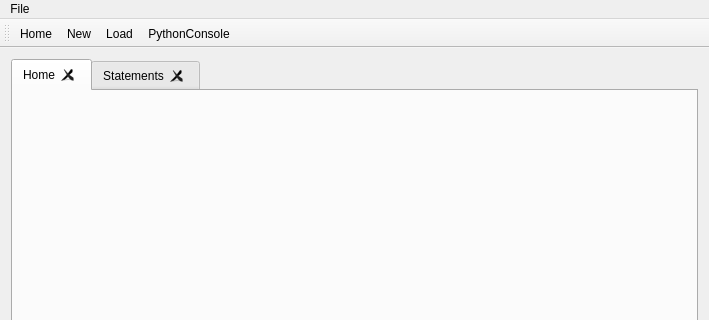
agabor/platan, file AccountingMain/AccountingUI/mainwindow.ui: the form before one commit; both pictures show x 0 to 709 and y 0 to 320 of the 709 by 483 pixel window.
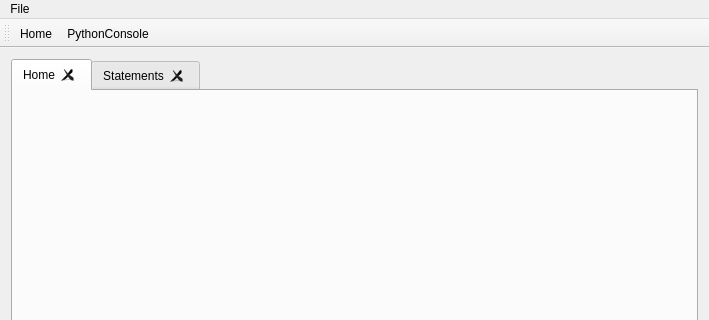
The form after the commit. Icons and pictures are not drawn. Custom widgets are drawn as their Qt base class.

Patch:
```diff
--- a/AccountingMain/AccountingUI/mainwindow.ui
+++ b/AccountingMain/AccountingUI/mainwindow.ui
@@ -105,8 +105,6 @@
     <bool>false</bool>
    </attribute>
    <addaction name="actionHome"/>
-   <addaction name="actionNew"/>
-   <addaction name="actionLoad"/>
    <addaction name="actionPythonConsole"/>
   </widget>
   <action name="actionLoad_File">
@@ -152,24 +150,6 @@
     <string>PythonConsole</string>
    </property>
   </action>
-  <action name="actionNew">
-   <property name="icon">
-    <iconset resource="icons.qrc">
-     <normaloff>:/icons/icons/document-new.png</normaloff>:/icons/icons/document-new.png</iconset>
-   </property>
-   <property name="text">
-    <string>New</string>
-   </property>
-  </action>
-  <action name="actionLoad">
-   <property name="icon">
-    <iconset resource="icons.qrc">
-     <normaloff>:/icons/icons/document-open.png</normaloff>:/icons/icons/document-open.png</iconset>
-   </property>
-   <property name="text">
-    <string>Load</string>
-   </property>
-  </action>
  </widget>
  <layoutdefault spacing="6" margin="11"/>
  <customwidgets>
```
Left out of the diff: 6 changed lines with no effect on the pictures.
